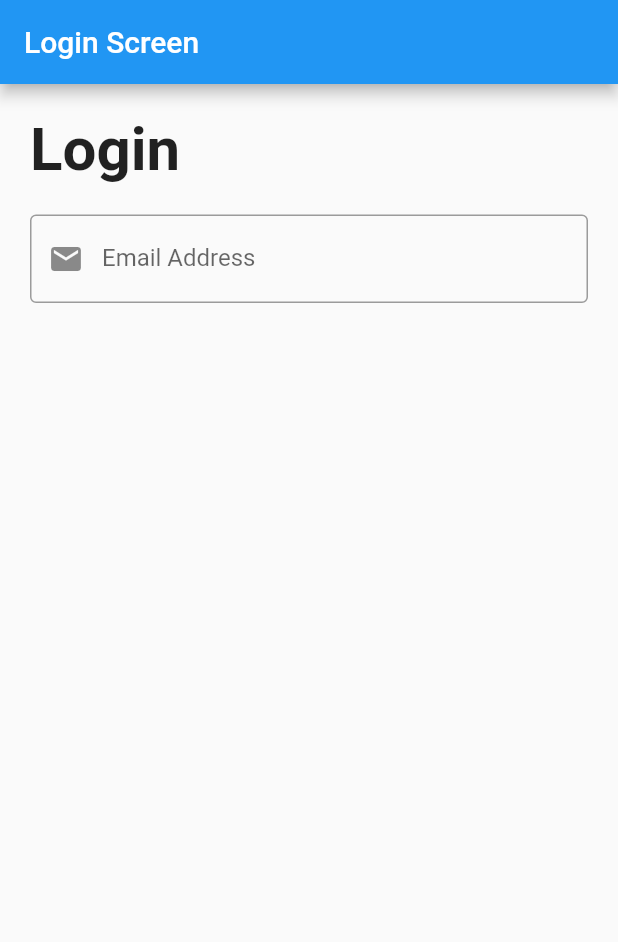
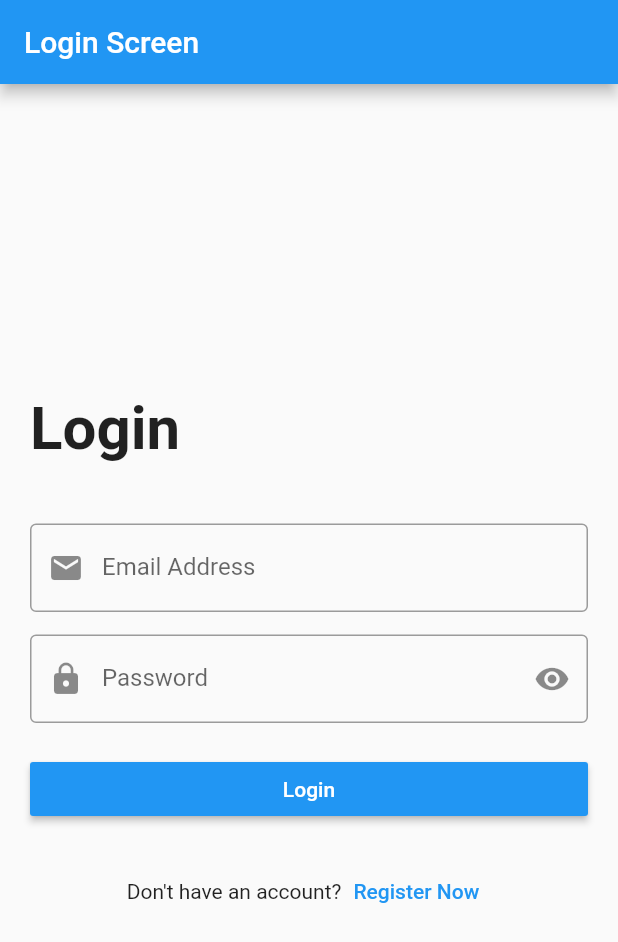
Before and after one commit to malek-kashoqa/udemy2, a Flutter app: the screen it shows after launch, on a phone screen of 412 x 824 dp. Shown: the top 942 px of the screen. Run offline on Flutter 3.47's test engine with Material 2 defaults, Android fonts, the phone set to English and light mode, and no system bars.

Commit message:
Finish Login Screen lesson

```diff
--- a/lib/login_screen.dart
+++ b/lib/login_screen.dart
@@ -8,6 +8,11 @@ class LoginScreen extends StatefulWidget {
 }
 
 class _LoginScreenState extends State<LoginScreen> {
+  var emailController = TextEditingController();
+  var passwordController = TextEditingController();
+  bool isPasswordVisible = false;
+  Icon passwordVisibleIcon = Icon(Icons.remove_red_eye);
+
   @override
   Widget build(BuildContext context) {
     return Scaffold(
@@ -16,6 +21,8 @@ class _LoginScreenState extends State<LoginScreen> {
       ),
       body: Padding(
         padding: const EdgeInsets.all(20.0),
+        child: Center(
+          child: SingleChildScrollView(
             child: Column(
               crossAxisAlignment: CrossAxisAlignment.start,
               children: [
@@ -27,17 +34,93 @@ class _LoginScreenState extends State<LoginScreen> {
                   ),
                 ),
                 SizedBox(
-              height: 20.0,
+                  height: 40.0,
                 ),
                 TextFormField(
+                  controller: emailController,
                   keyboardType: TextInputType.emailAddress,
+                  onFieldSubmitted: (value) {
+                    print(value);
+                  },
+                  onChanged: (value) {
+                    print(value);
+                  },
                   decoration: InputDecoration(
                     labelText: 'Email Address',
                     border: OutlineInputBorder(),
                     prefixIcon: Icon(Icons.email),
                   ),
                 ),
+                SizedBox(
+                  height: 15.0,
+                ),
+                TextFormField(
+                  controller: passwordController,
+                  keyboardType: TextInputType.visiblePassword,
+                  obscureText: !isPasswordVisible,
+                  onFieldSubmitted: (value) {
+                    print(value);
+                  },
+                  onChanged: (value) {
+                    print(value);
+                  },
+                  decoration: InputDecoration(
+                    labelText: 'Password',
+                    border: OutlineInputBorder(),
+                    prefixIcon: Icon(
+                      Icons.lock,
+                    ),
+                    suffixIcon: IconButton(
+                      icon: passwordVisibleIcon,
+                      onPressed: () {
+                        setState(() {
+                          isPasswordVisible = !isPasswordVisible;
+                          // if (isPasswordVisible) {
+                          //   passwordVisibleIcon = Icon(Icons.visibility_off);
+                          // } else {
+                          //   passwordVisibleIcon = Icon(Icons.visibility);
+                          // }
+                          isPasswordVisible
+                              ? passwordVisibleIcon = Icon(Icons.visibility_off)
+                              : passwordVisibleIcon = Icon(Icons.visibility);
+                          ;
+                        });
+                      },
+                    ),
+                  ),
+                ),
+                SizedBox(
+                  height: 20.0,
+                ),
+                Container(
+                  width: double.infinity,
+                  child: MaterialButton(
+                    onPressed: () {
+                      print(emailController.text);
+                      print(passwordController.text);
+                    },
+                    child: Text(
+                      "Login",
+                      style: TextStyle(
+                        color: Colors.white,
+                      ),
+                    ),
+                    color: Colors.blue,
+                  ),
+                ),
+                SizedBox(
+                  height: 20.0,
+                ),
+                Row(
+                  mainAxisAlignment: MainAxisAlignment.center,
+                  children: [
+                    Text("Don\'t have an account?"),
+                    TextButton(onPressed: () {}, child: Text("Register Now"))
                   ],
+                )
+              ],
+            ),
+          ),
         ),
       ),
     );
```
Lines whose indentation alone changed are shown as unchanged.
